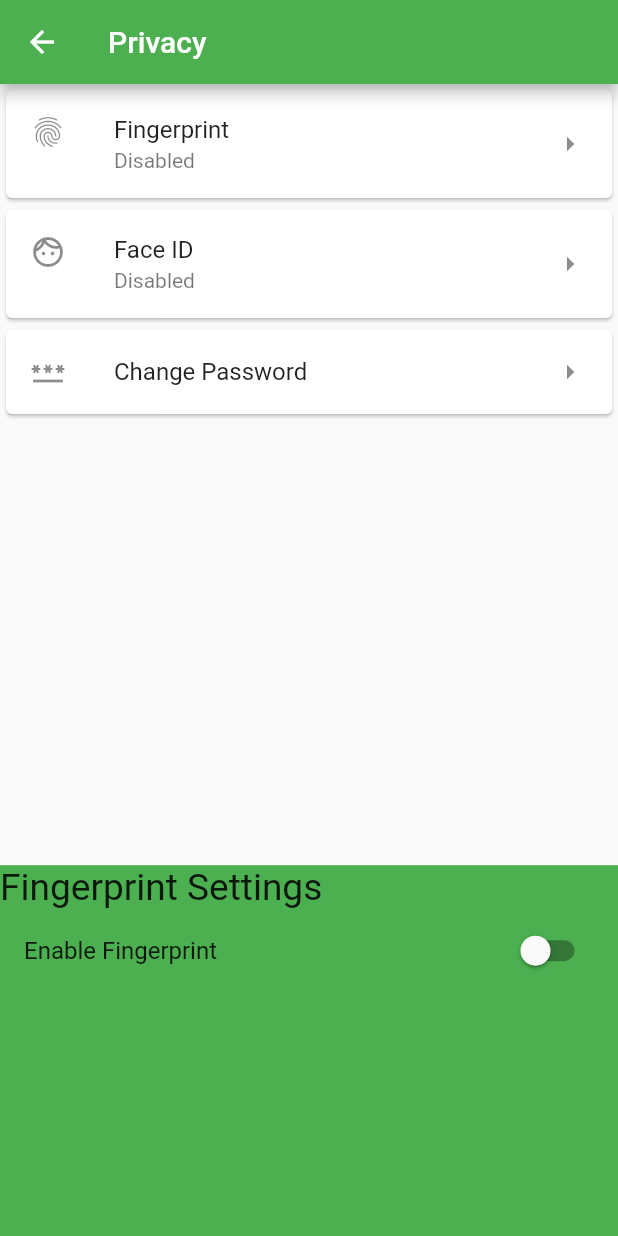
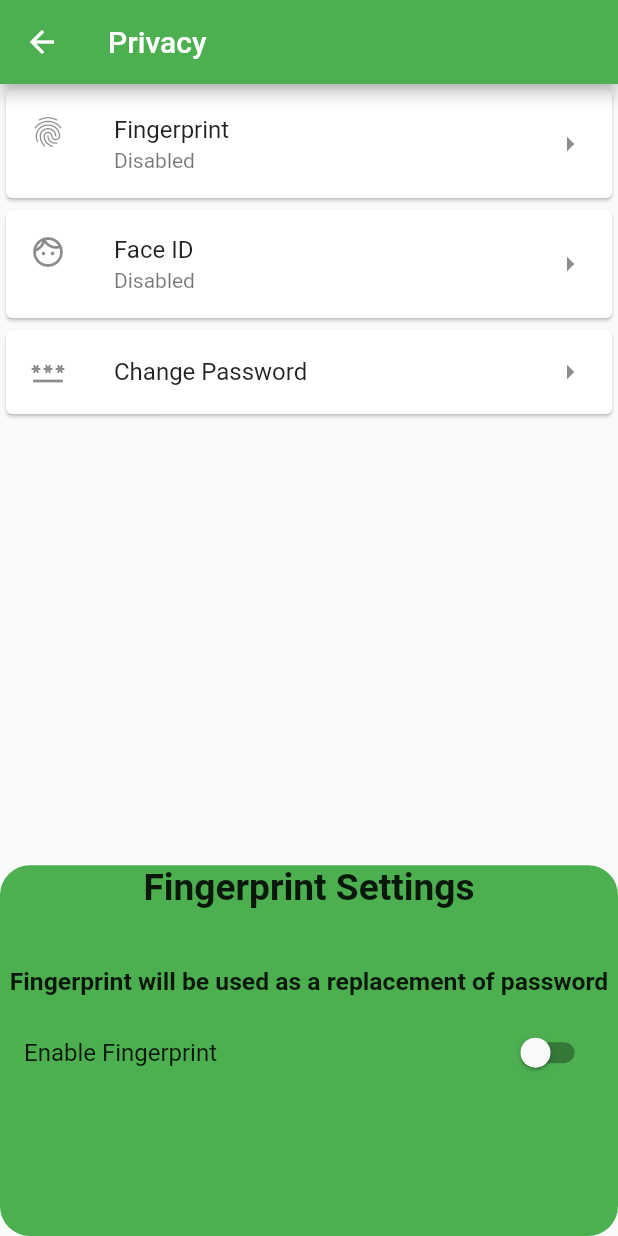
Before and after one commit to aahilalwani25/plagiarism_checker_app, a Flutter app: the PrivacyScreen screen opened directly, after a tap on "Fingerprint", on a phone screen of 412 x 824 dp. Run offline on Flutter 3.47's test engine with Material 2 defaults, Android fonts, the phone set to English and light mode, and no system bars; drawn by our look-alikes of auto_size_text; our stand-ins replace country_code_picker, firebase_auth, firebase_core, firebase_database, google_sign_in, open_file; accounts and stored records are empty.

Commit message:
iniital commit

```diff
--- a/lib/Models/privacy_model.dart
+++ b/lib/Models/privacy_model.dart
@@ -2,21 +2,21 @@ import 'package:flutter/foundation.dart';
 
 class Privacy extends ChangeNotifier{
 
-  final bool _fingerprint_tile_clicked = false;
-  bool _face_id_tile_clicked = false;
+  bool _fingerprint_tile_clicked = false;
+  final bool _face_id_tile_clicked = false;
   bool _enabled_fingerprint= false;
 
-  void change_fingerprint_tile_clicked(bool clicked){
-    _face_id_tile_clicked= clicked;
+  void changeFingerprintTileClicked(bool clicked){
+    _fingerprint_tile_clicked= clicked;
     notifyListeners();
   }
 
-  void enabled_fingerprint_switch(bool value){
+  void enabledFingerprintSwitch(bool value){
     _enabled_fingerprint= value;
     notifyListeners();
   }
 
-  bool get_enabled_fingerprint_switch()=> _enabled_fingerprint;
+  bool getEnabledFingerprintSwitch()=> _enabled_fingerprint;
 
-  bool get_fingerprint_tile_clicked()=> _face_id_tile_clicked;
+  bool getFingerprintTileClicked()=> _fingerprint_tile_clicked;
 }
--- a/lib/Views/Students/privacy_screen.dart
+++ b/lib/Views/Students/privacy_screen.dart
@@ -11,7 +11,6 @@ class PrivacyScreen extends StatefulWidget {
 }
 
 class _PrivacyScreenState extends State<PrivacyScreen> {
-
   @override
   Widget build(BuildContext context) {
     return Consumer<Privacy>(
@@ -29,11 +28,13 @@ class _PrivacyScreenState extends State<PrivacyScreen> {
                   child: ListTile(
                     onTap: () {
                       //set fingerprint clicked to true
-                      privacy.change_fingerprint_tile_clicked(true);
+                      privacy.changeFingerprintTileClicked(true);
                     },
                     leading: const Icon(Icons.fingerprint),
                     title: const AutoSizeText('Fingerprint'),
-                    subtitle: AutoSizeText(privacy.get_enabled_fingerprint_switch()?'Enabled':'Disabled'),
+                    subtitle: AutoSizeText(privacy.getEnabledFingerprintSwitch()
+                        ? 'Enabled'
+                        : 'Disabled'),
                     trailing: const Icon(Icons.arrow_right),
                   ),
                 ),
@@ -63,30 +64,42 @@ class _PrivacyScreenState extends State<PrivacyScreen> {
 
   BottomSheet? openBottomSheet(Privacy privacy, BuildContext context) {
     //open fingerprint
-    if (privacy.get_fingerprint_tile_clicked()) {
-      return
-      BottomSheet(
-        onClosing: () {
-          privacy.change_fingerprint_tile_clicked(false);
-        },
-      builder: (builder) {
+    if (privacy.getFingerprintTileClicked()) {
+      return BottomSheet(onClosing: () {
+        privacy.changeFingerprintTileClicked(false);
+      }, builder: (builder) {
         return Container(
           decoration: const BoxDecoration(
-            color: Colors.green
-          ),
-          height: MediaQuery.of(context).size.height*0.3,
+              color: Colors.green,
+              borderRadius: BorderRadius.all(Radius.circular(20))),
+          height: MediaQuery.of(context).size.height * 0.3,
           width: MediaQuery.of(context).size.width,
-          child:  Column(
+          child: Column(
             crossAxisAlignment: CrossAxisAlignment.stretch,
             children: [
-              AutoSizeText('Fingerprint Settings', style: TextStyle(fontSize: MediaQuery.of(context).size.height*0.03),),
+              Center(
+                  child: AutoSizeText(
+                'Fingerprint Settings',
+                style: TextStyle(
+                    fontWeight: FontWeight.bold,
+                    fontSize: MediaQuery.of(context).size.height * 0.03),
+              )),
+              Center(
+                  child: AutoSizeText(
+                'Fingerprint will be used as a replacement of password',
+                style: TextStyle(
+                    height: MediaQuery.of(context).size.height * 0.005,
+                    fontWeight: FontWeight.bold,
+                    fontSize: MediaQuery.of(context).size.height * 0.02),
+              )),
               ListTile(
                 title: const AutoSizeText('Enable Fingerprint'),
                 trailing: Switch(
-                  value: privacy.get_enabled_fingerprint_switch(),
-                  onChanged: ((value) => privacy.enabled_fingerprint_switch(value)),
+                  value: privacy.getEnabledFingerprintSwitch(),
+                  onChanged: ((value) =>
+                      privacy.enabledFingerprintSwitch(value)),
                 ),
-              )
+              ),
             ],
           ),
         );
--- a/pubspec.yaml
+++ b/pubspec.yaml
@@ -39,7 +39,6 @@ dependencies:
   http: ^0.13.5
   firebase_database: ^10.1.0
   firebase_core: ^2.9.0
-  flython: ^0.2.0
   image_picker: ^0.8.7+3
   fluttertoast: ^8.2.1
   smooth_page_indicator: ^1.1.0
@@ -50,6 +49,11 @@ dependencies:
   shared_preferences: ^2.1.1
   connectivity_plus: ^4.0.0
   local_auth: ^2.1.6
+  encrypt: ^5.0.1
+  pdf: ^3.10.4
+  open_file: ^3.3.2
+  path_provider: ^2.0.15
+  intl: ^0.18.1
 
 dev_dependencies:
   flutter_test:
```
Also changed, not shown: lib/Controllers/pdf_controller.dart (added, +69 -0 lines), lib/Cryptography/aes.dart (added, +16 -0 lines), lib/Views/Students/student_home_page.dart (+50 -5 lines), pubspec.lock, 1 other file.
